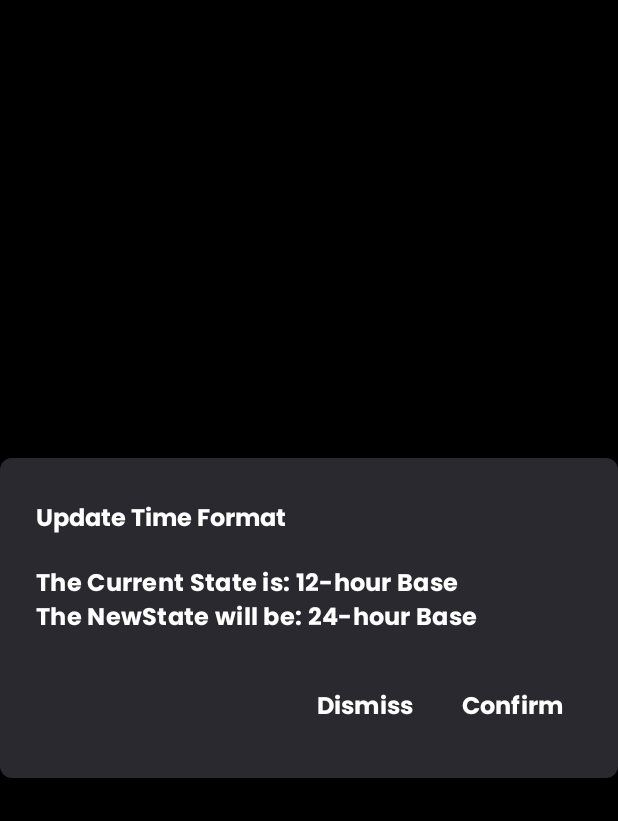
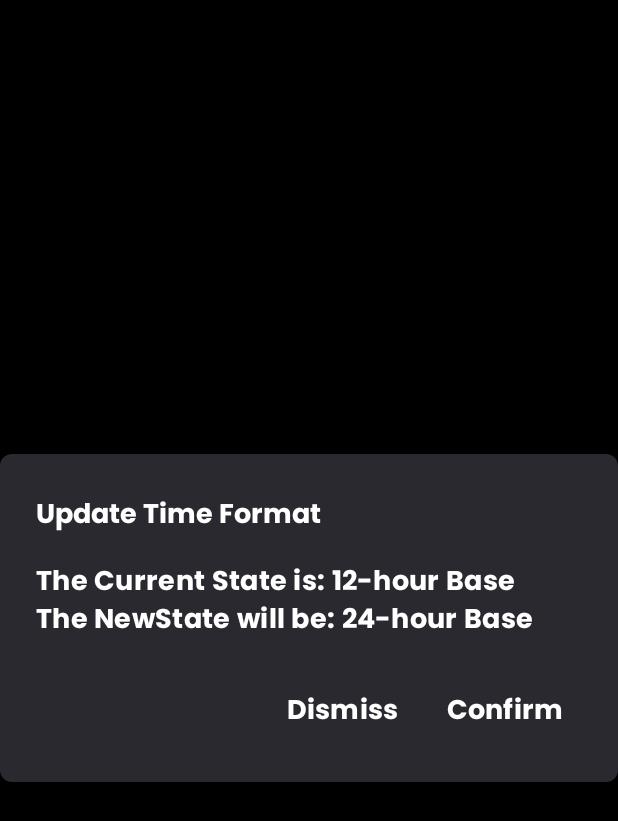
Before and after one commit to DIPENG-XU/TimeFlow-By-Compose, an Android app built with Jetpack Compose: the time_format_dialog_route screen opened through its navigation route, on a phone screen of 412 x 824 dp. Shown: the top 821 px of the screen. Run offline under Robolectric (Android 15) with nearby library versions, the phone set to English and light mode, and no system bars; our stand-ins replace Dagger/Hilt's generated code.

Commit message:
Finish to optimize the code

```diff
--- a/app/src/main/java/com/apollo/timeflow/component/DefaultText.kt
+++ b/app/src/main/java/com/apollo/timeflow/component/DefaultText.kt
@@ -15,7 +15,6 @@ fun DefaultText(
 ) {
     Text(
         text = text,
-        maxLines = 1,
         fontSize = fontSize,
         fontFamily = defaultFontFamily,
         color = MaterialTheme.colorScheme.primary,
--- a/app/src/main/java/com/apollo/timeflow/module/settings/utils/LanguageMapping.kt
+++ b/app/src/main/java/com/apollo/timeflow/module/settings/utils/LanguageMapping.kt
@@ -25,6 +25,8 @@ val LANGUAGE_LIST = listOf(
 
 @StringRes
 fun String.mappedToAStringResByName(): Int {
+    if (this.isEmpty()) return R.string.system_language
+
     LANGUAGE_LIST.forEach {
         if (this == it.name) return it.stringRes
     }
--- a/app/src/main/java/com/apollo/timeflow/utils/DeviceUtils.kt
+++ b/app/src/main/java/com/apollo/timeflow/utils/DeviceUtils.kt
@@ -34,9 +34,9 @@ fun getFontSizeInHomeFeed(deviceType: DeviceUIState): TextUnit = when (deviceTyp
 }
 
 fun getFontSizeInSetting(deviceType: DeviceUIState): TextUnit = when (deviceType) {
-    is DeviceUIState.Phone -> 16.sp
-    is DeviceUIState.Tablet -> 28.sp
-    is DeviceUIState.TV -> 28.sp
+    is DeviceUIState.Phone -> 18.sp
+    is DeviceUIState.Tablet -> 24.sp
+    is DeviceUIState.TV -> 24.sp
 }
 
 sealed class DeviceUIState {
--- a/app/src/main/res/values/strings.xml
+++ b/app/src/main/res/values/strings.xml
@@ -32,5 +32,6 @@
     <string name="chinese_zh_hk" translatable="false">繁體中文(香港地區)</string>
     <string name="chinese_zh_tw" translatable="false">繁體中文(臺灣地區)</string>
     <string name="language" translatable="false">Please select your language</string>
-    <string name="unknown_language" translatable="false">Unknown Language</string>
+    <string name="unknown_language">Unknown Language</string>
+    <string name="system_language">System Language</string>
 </resources>
```
Also changed, not shown: app/src/main/java/com/apollo/timeflow/TimeActivity.kt (+8 -11 lines), app/src/main/java/com/apollo/timeflow/basesupport/BaseActivity.kt (added, +45 -0 lines), 3 other files.
